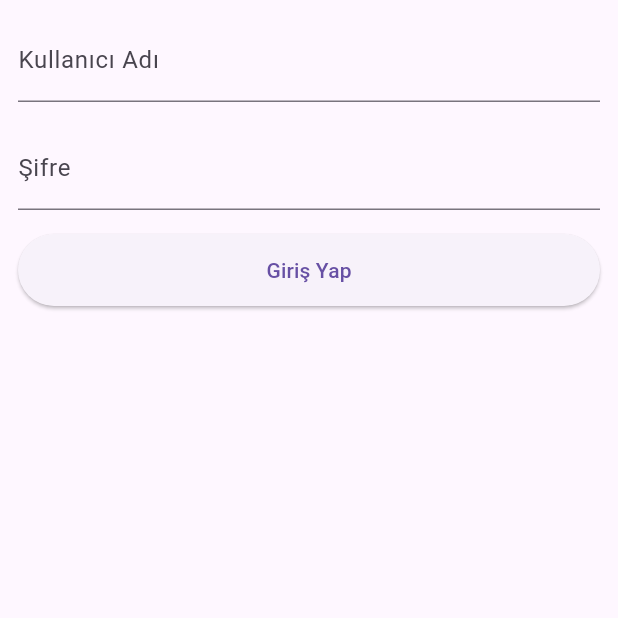
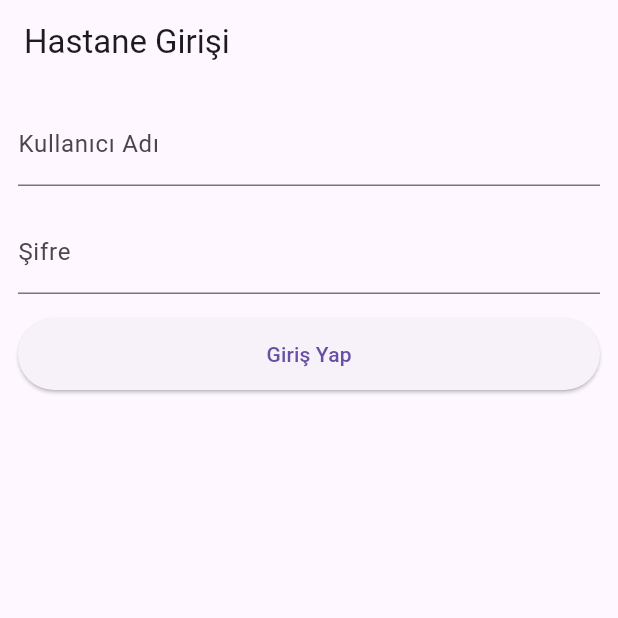
Before and after one commit to musakirkkeseli/pratik_kiosk, a Flutter app: the screen it shows after launch, on a phone screen of 412 x 824 dp, the top half of it. Run offline on Flutter 3.47's test engine with Material 3 defaults, Android fonts, the phone set to English and light mode, and no system bars; our stand-ins replace animated_flip_counter, connectivity_plus, dio, easy_localization, flutter_bloc, flutter_dotenv and 6 more; missing offline and left inert: mixpanel_flutter.

Commit message:
düzenleme

```diff
--- a/lib/product/auth/hospital_login/view/widget/hospital_login_widget.dart
+++ b/lib/product/auth/hospital_login/view/widget/hospital_login_widget.dart
@@ -19,7 +19,9 @@ class _HospitalLoginWidgetState extends State<HospitalLoginWidget> {
   final TextEditingController passwordController = TextEditingController();
   @override
   Widget build(BuildContext context) {
-    return Padding(
+    return Scaffold(
+      appBar: AppBar(title: Text(ConstantString().hospitalLogin)),
+      body: Padding(
         padding: EdgeInsets.all(12.0),
         child: Form(
           key: _formKey,
@@ -56,6 +58,7 @@ class _HospitalLoginWidgetState extends State<HospitalLoginWidget> {
           ],
         ),
       ),
+      ),
     );
   }
 }
```
Lines whose indentation alone changed are shown as unchanged.
